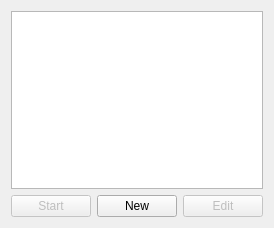
This is sessionlist.ui in UfoDriver/yakuake-sessions as Qt 5 draws it before an edit. The edited form follows.
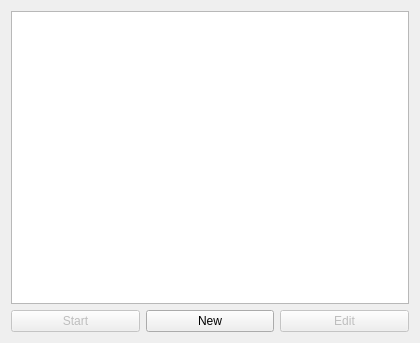
This is the edited form.

```diff
--- a/sessionlist.ui
+++ b/sessionlist.ui
@@ -6,8 +6,8 @@
    <rect>
     <x>0</x>
     <y>0</y>
-    <width>248</width>
-    <height>228</height>
+    <width>420</width>
+    <height>343</height>
    </rect>
   </property>
   <property name="windowTitle">
```
